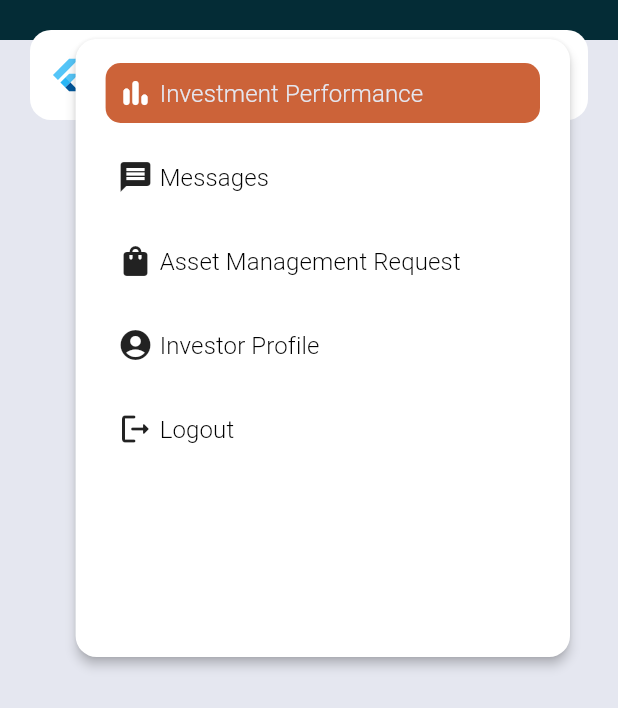
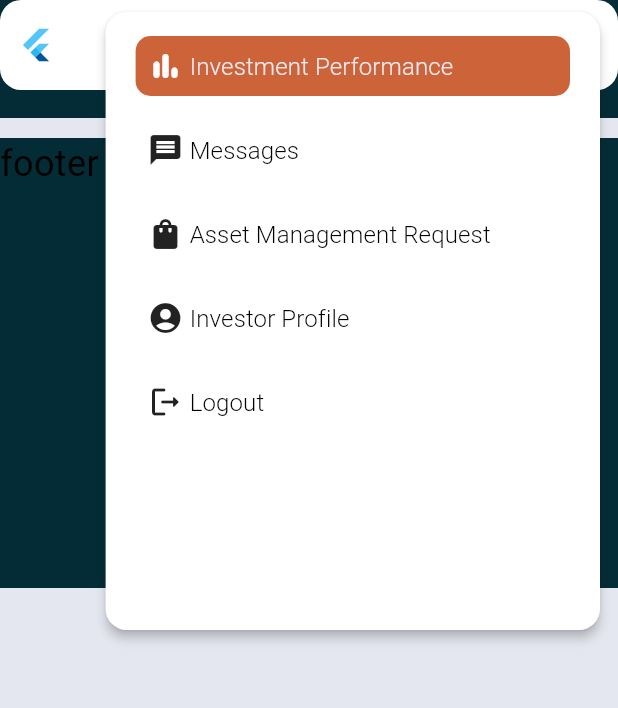
Before and after one commit to ClearSky-Logic/hesiod-flutter, a Flutter app: the CustomScaffold screen opened directly with empty values, after a tap on the "menu" icon, on a phone screen of 412 x 824 dp. Shown: the top 708 px of the screen. Run offline on Flutter 3.47's test engine with Material 3 defaults, Android fonts, the phone set to English and light mode, and no system bars; our stand-ins replace flutter_dotenv, flutter_layout_grid, flutter_mobx, flutter_svg, go_router, hive and 4 more; missing offline and left inert: event; accounts and stored records are empty; generated files the repository leaves out were written again; Roboto replaces fonts that are missing (Milano).

Commit message:
adding footer

```diff
--- a/hesiod/lib/ui/shared/layout/customscaffold.dart
+++ b/hesiod/lib/ui/shared/layout/customscaffold.dart
@@ -3,8 +3,7 @@
 import 'package:hesiod/domain/enums/theme/text_state.dart';
 import 'package:hesiod/domain/models/utility/customwidgetlayout.dart';
 import 'package:hesiod/helpers/devicetype.dart';
-import 'package:hesiod/ui/report_wa/pages/home/home_page.dart';
-import 'package:hesiod/ui/shared/charts/linechart.dart';
+import 'package:hesiod/ui/shared/layout/footer.dart';
 import 'package:hesiod/ui/shared/layout/topnavigation.dart';
 import 'package:hesiod/ui/shared/theme/colour_palette.dart';
 import 'package:hesiod/ui/shared/theme/text.dart';
@@ -46,7 +45,7 @@
                     stops: [0.2, 0.2])),
             child: isPhone
                 ? Padding(
-                    padding: const EdgeInsets.all(20.0),
+                    padding: const EdgeInsets.all(00.0),
                     child: Column(
                       children: [
                         Padding(
@@ -83,6 +82,7 @@
                         if (bottomBody != null) ...[
                           bottomBody!,
                         ],
+                        Footer(constraints)
                       ],
                     ),
                   )
@@ -120,41 +120,30 @@
                                   ]
                                 ]
                               ]
-                              // for (var item in rightBody) ...[
-                              //   if (item.isRowOnFullScreen) ...[
-                              //     Padding(
-                              //       padding: const EdgeInsets.symmetric(
-                              //           vertical: 8.0),
-                              //       child: Row(children: [
-                              //         for (var i in item.widget) ...[
-                              //           Expanded(child: i)
-                              //         ]
-                              //       ]),
-                              //     )
-                              //   ] else ...[
-                              //     for (var i in item.widget) ...[i]
-                              //   ],
-                              // ]
                             ],
                           )),
-                      // child: Column(children: [
-                      //   _welcomeMessage(context, constraints),
-                      //   const Row(children: [LineChart(), LineChart()]),
-                      //   _welcomeMessage(context, constraints),
-                      // ])),
                       Padding(
-                        padding: const EdgeInsets.symmetric(
-                            horizontal: 20.0, vertical: 20.0),
+                        padding: const EdgeInsets.only(
+                          top: 20.0,
+                        ),
                         child: Column(
                           children: [
                             Padding(
                                 padding:
                                     const EdgeInsets.symmetric(vertical: 000.0),
-                                child: bottomBody),
+                                child: Column(
+                                  children: [
+                                    Padding(
+                                      padding: const EdgeInsets.symmetric(
+                                          horizontal: 20.0, vertical: 20.0),
+                                      child: bottomBody!,
+                                    ),
+                                    Footer(constraints),
+                                  ],
+                                )),
                           ],
                         ),
                       ).inGridArea('bottombody'),
-                      // Flexible(child: body)
                     ],
                   ),
           ),
--- /dev/null
+++ b/hesiod/lib/ui/shared/layout/footer.dart
@@ -0,0 +1,17 @@
+import 'package:flutter/material.dart';
+import 'package:hesiod/ui/shared/theme/colour_palette.dart';
+import 'package:hesiod/ui/shared/theme/text.dart';
+
+class Footer extends StatelessWidget {
+  final BoxConstraints constraints;
+  const Footer(this.constraints, {super.key});
+
+  @override
+  Widget build(BuildContext context) {
+    return Container(
+        width: constraints.maxWidth,
+        height: 300,
+        color: AppColours.darkTribeBlue,
+        child: AppText.title("footer"));
+  }
+}
```
